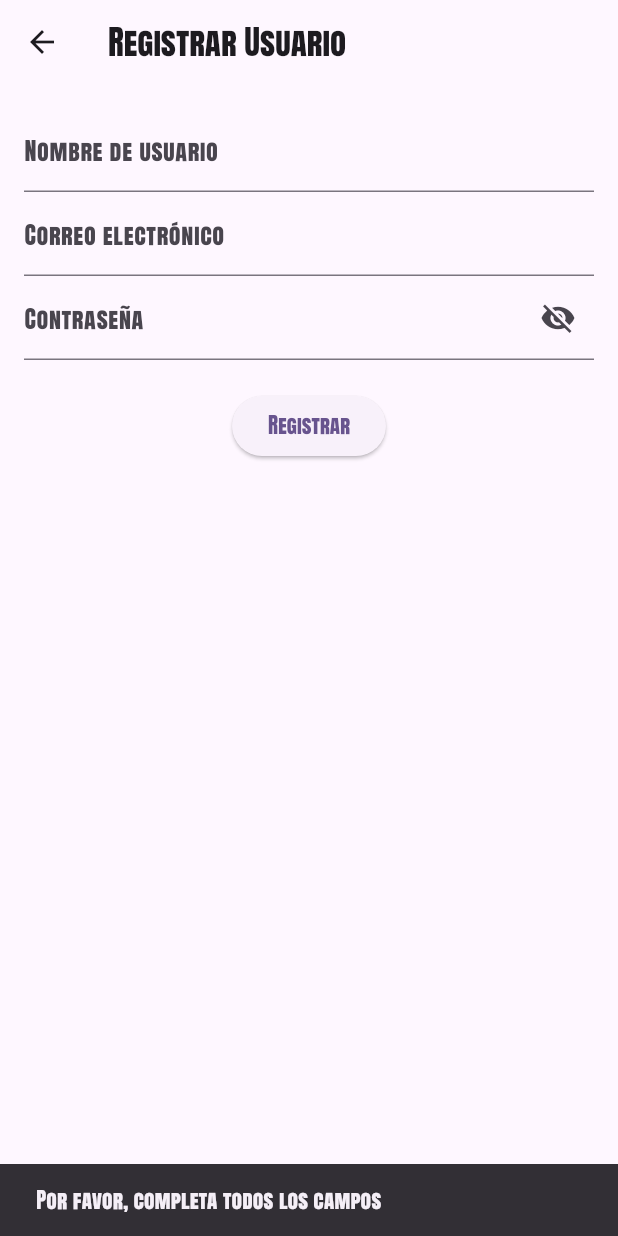
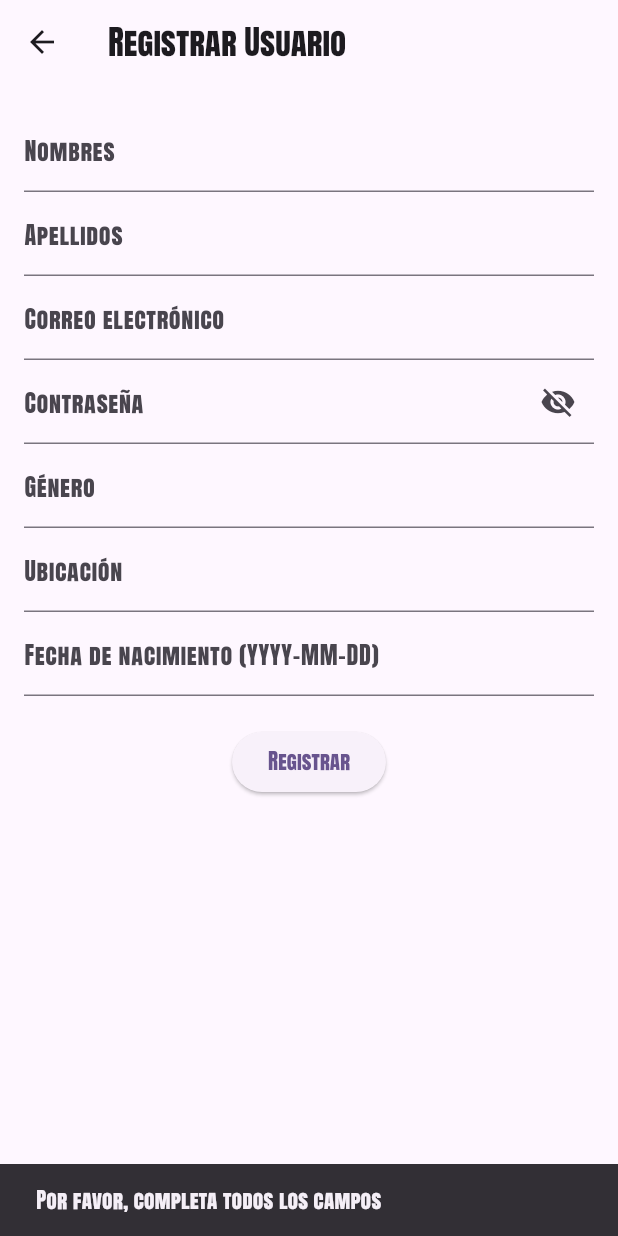
Before and after one commit to ndadri/mi_app_flutter, a Flutter app: the RegisterScreen screen opened by its route, after a tap on "Registrar", on a phone screen of 412 x 824 dp. Run offline on Flutter 3.47's test engine with Material 3 defaults, Android fonts, the phone set to English and light mode, and no system bars; our stand-ins replace firebase_core; accounts and stored records are empty.

Commit message:
Rergistro Usuario
Utilizamos base de datos enviada al grupo y tenemos un registro exitoso

```diff
--- a/lib/screens/register_screen.dart
+++ b/lib/screens/register_screen.dart
@@ -10,47 +10,59 @@ class RegisterScreen extends StatefulWidget {
 }
 
 class _RegisterScreenState extends State<RegisterScreen> {
-  final _usernameController = TextEditingController();
-  final _emailController = TextEditingController();
-  final _passwordController = TextEditingController();
+  final _nombresController = TextEditingController();
+  final _apellidosController = TextEditingController();
+  final _correoController = TextEditingController();
+  final _contrasenaController = TextEditingController();
+  final _generoController = TextEditingController();
+  final _ubicacionController = TextEditingController();
+  final _fechaNacimientoController = TextEditingController();
   bool _obscurePassword = true;
 
-  // Función para registrar el usuario
   Future<void> _registerUser() async {
-    final String username = _usernameController.text;
-    final String email = _emailController.text;
-    final String password = _passwordController.text;
+    final String nombres = _nombresController.text;
+    final String apellidos = _apellidosController.text;
+    final String correo = _correoController.text;
+    final String contrasena = _contrasenaController.text;
+    final String genero = _generoController.text;
+    final String ubicacion = _ubicacionController.text;
+    final String fechaNacimiento = _fechaNacimientoController.text;
 
-    // Verificar que los campos no estén vacíos
-    if (username.isEmpty || email.isEmpty || password.isEmpty) {
+    if (nombres.isEmpty ||
+        apellidos.isEmpty ||
+        correo.isEmpty ||
+        contrasena.isEmpty ||
+        genero.isEmpty ||
+        ubicacion.isEmpty ||
+        fechaNacimiento.isEmpty) {
       ScaffoldMessenger.of(context).showSnackBar(
         const SnackBar(content: Text('Por favor, completa todos los campos')),
       );
       return;
     }
 
-    // Crear el JSON con los datos del usuario
     final userData = jsonEncode({
-      'username': username,
-      'email': email,
-      'password': password,
+      'nombres': nombres,
+      'apellidos': apellidos,
+      'correo': correo,
+      'contraseña': contrasena,
+      'genero': genero,
+      'ubicacion': ubicacion,
+      'fecha_nacimiento': fechaNacimiento,
     });
 
-    // Hacer la solicitud POST al backend para registrar el usuario
     final response = await http.post(
-      Uri.parse('http://localhost:8080/api/register'), // Cambia la URL si es necesario
+      Uri.parse('http://localhost:8080/api/register'),
       headers: {'Content-Type': 'application/json'},
       body: userData,
     );
 
     if (response.statusCode == 200) {
-      // Si la respuesta es exitosa, mostrar mensaje
       final responseData = jsonDecode(response.body);
       ScaffoldMessenger.of(context).showSnackBar(
         SnackBar(content: Text(responseData['message'])),
       );
     } else {
-      // Si hay un error, mostrar mensaje
       ScaffoldMessenger.of(context).showSnackBar(
         const SnackBar(content: Text('Error al registrar el usuario')),
       );
@@ -63,18 +75,23 @@ class _RegisterScreenState extends State<RegisterScreen> {
       appBar: AppBar(title: const Text('Registrar Usuario')),
       body: Padding(
         padding: const EdgeInsets.all(16.0),
+        child: SingleChildScrollView(
           child: Column(
             children: [
               TextField(
-              controller: _usernameController,
-              decoration: const InputDecoration(labelText: 'Nombre de usuario'),
+                controller: _nombresController,
+                decoration: const InputDecoration(labelText: 'Nombres'),
               ),
               TextField(
-              controller: _emailController,
+                controller: _apellidosController,
+                decoration: const InputDecoration(labelText: 'Apellidos'),
+              ),
+              TextField(
+                controller: _correoController,
                 decoration: const InputDecoration(labelText: 'Correo electrónico'),
               ),
               TextField(
-              controller: _passwordController,
+                controller: _contrasenaController,
                 obscureText: _obscurePassword,
                 decoration: InputDecoration(
                   labelText: 'Contraseña',
@@ -92,6 +109,20 @@ class _RegisterScreenState extends State<RegisterScreen> {
                   ),
                 ),
               ),
+              TextField(
+                controller: _generoController,
+                decoration: const InputDecoration(labelText: 'Género'),
+              ),
+              TextField(
+                controller: _ubicacionController,
+                decoration: const InputDecoration(labelText: 'Ubicación'),
+              ),
+              TextField(
+                controller: _fechaNacimientoController,
+                decoration: const InputDecoration(
+                  labelText: 'Fecha de nacimiento (YYYY-MM-DD)',
+                ),
+              ),
               const SizedBox(height: 20),
               ElevatedButton(
                 onPressed: _registerUser,
@@ -100,6 +131,7 @@ class _RegisterScreenState extends State<RegisterScreen> {
             ],
           ),
         ),
+      ),
     );
   }
 }
```
Also changed, not shown: 1 other file. Lines whose indentation alone changed are shown as unchanged.
